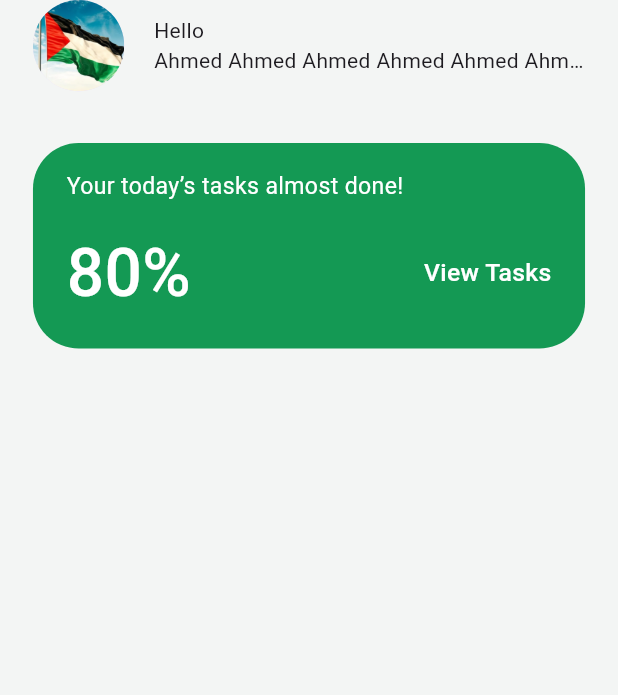
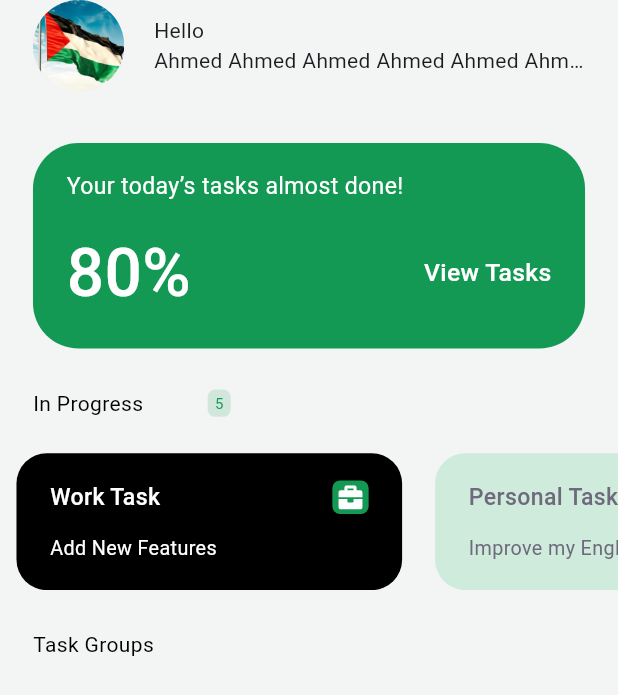
Before and after one commit to ahmedsalem2002m/mobile_NTI_training_tasks, a Flutter app: the screen it shows after launch, on a phone screen of 412 x 824 dp. Shown: the top 695 px of the screen. Run offline on Flutter 3.47's test engine with Material 3 defaults, Android fonts, the phone set to English and light mode, and no system bars; our stand-ins replace flutter_screenutil, flutter_svg.

Commit message:
add category container

```diff
--- a/weak_4/nti_todo_app/lib/core/utils/app_assets.dart
+++ b/weak_4/nti_todo_app/lib/core/utils/app_assets.dart
@@ -10,4 +10,8 @@ abstract class AppAssets
   static const String letStart = '${_imagePath}let_start.png';
   static const String unlockIcon = '${_iconPath}Unlock - Iconly Pro.svg';
   static const String flag = '${_imagePath}flag.png';
+
+  static const String work = '${_iconPath}work.svg';
+  static const String home = '${_iconPath}home.svg';
+  static const String personal = '${_iconPath}personal.svg';
 }
--- a/weak_4/nti_todo_app/lib/core/utils/app_colors.dart
+++ b/weak_4/nti_todo_app/lib/core/utils/app_colors.dart
@@ -6,6 +6,10 @@ abstract class AppColors
   static const Color grey = Color(0xff6E6A7C);
   static const Color lightGrey = Color(0xffCDCDCD);
   static const Color background = Color(0xffF3F5F4);
+  static const Color greenGrey = Color(0xffD2E7DC);
+  static const Color categoryColorIcon = Color(0xffFF0084);
+  static const Color categoryColor_1 = Color(0xffCEEBDC);
+  static const Color categoryColor_2 = Color(0xffFFE4F2);
   static const Color black = Colors.black;
   static const Color white = Colors.white;
 
--- a/weak_4/nti_todo_app/lib/core/utils/app_paddings.dart
+++ b/weak_4/nti_todo_app/lib/core/utils/app_paddings.dart
@@ -3,4 +3,5 @@ import 'package:flutter_screenutil/flutter_screenutil.dart';
 
 abstract class AppPaddings{
   static var defaultHomePadding = EdgeInsets.symmetric(horizontal: 20.0.w);
+  static var defaultSecondHomePadding = EdgeInsets.symmetric(horizontal:  10.0.w);
 }
--- /dev/null
+++ b/weak_4/nti_todo_app/lib/features/home/data/category_model.dart
@@ -0,0 +1,19 @@
+import 'dart:ui';
+
+class CategoryModel {
+  String categoryIconPath;
+  Color colorCategory;
+  String title;
+  String description;
+  Color iconColor;
+  Color textColor;
+
+  CategoryModel({
+    required this.categoryIconPath,
+    required this.colorCategory,
+    required this.title,
+    required this.description,
+    required this.iconColor,
+    required this.textColor,
+  });
+}
--- a/weak_4/nti_todo_app/lib/features/home/view/home_view.dart
+++ b/weak_4/nti_todo_app/lib/features/home/view/home_view.dart
@@ -1,28 +1,51 @@
 import 'package:flutter/material.dart';
 import 'package:flutter_screenutil/flutter_screenutil.dart';
+import 'package:nti_todo_app/core/utils/app_assets.dart';
+import 'package:nti_todo_app/core/utils/app_colors.dart';
+import 'package:nti_todo_app/features/home/data/category_model.dart';
+import 'package:nti_todo_app/features/home/view/widgets/custom_row.dart';
+import 'package:nti_todo_app/features/home/view/widgets/category_task_container.dart';
+import 'package:nti_todo_app/features/home/view/widgets/list_category_task.dart';
 import '../../../core/utils/app_paddings.dart';
 import 'widgets/default_app_bar.dart';
 import 'widgets/progress_container.dart';
 
 class HomeView extends StatelessWidget {
-  const HomeView({super.key});
+  HomeView({super.key});
+
+
 
   @override
   Widget build(BuildContext context) {
     return Scaffold(
       body: SafeArea(
         child: Column(
-          children:
-          [
+          crossAxisAlignment: CrossAxisAlignment.start,
+          children: [
             Padding(
               padding: AppPaddings.defaultHomePadding,
               child: Column(
-                children:
-                [
+                crossAxisAlignment: CrossAxisAlignment.start,
+                children: [
                   DefaultAppBar(),
-                  SizedBox(height: 34.h,),
-                  ProgressContainer()
+                  SizedBox(height: 34.h),
+                  ProgressContainer(),
+                  SizedBox(height: 26.h),
+                  CustomRow(text: "In Progress"),
+                  SizedBox(height: 23.h),
+                ],
+              ),
+            ),
+            ListCategoryTask(),
+            Padding(
+              padding: AppPaddings.defaultHomePadding,
+              child: Column(
 
+                crossAxisAlignment: CrossAxisAlignment.start,
+                children: [
+                  SizedBox(height: 26.h),
+                  CustomRow(text: "Task Groups",show: false,),
+                  SizedBox(height: 23.h),
                 ],
               ),
             ),
--- /dev/null
+++ b/weak_4/nti_todo_app/lib/features/home/view/widgets/category_task_container.dart
@@ -0,0 +1,67 @@
+import 'package:flutter/material.dart';
+import 'package:flutter_screenutil/flutter_screenutil.dart';
+import 'package:flutter_svg/flutter_svg.dart';
+import 'package:nti_todo_app/core/utils/app_paddings.dart';
+import 'package:nti_todo_app/features/home/data/category_model.dart';
+
+
+class CategoryTaskContainer extends StatelessWidget {
+  CategoryTaskContainer({required this.categoryModel});
+
+  CategoryModel categoryModel;
+
+  @override
+  Widget build(BuildContext context) {
+    return Padding(
+      padding: AppPaddings.defaultSecondHomePadding,
+      child: Container(
+        width: 234.w,
+        height: 100.h,
+        decoration: BoxDecoration(
+          color: categoryModel.colorCategory,
+          borderRadius: BorderRadius.circular(20.r),
+        ),
+        padding: REdgeInsets.symmetric(horizontal: 22, vertical: 18),
+        child: Column(
+          crossAxisAlignment: CrossAxisAlignment.start,
+          mainAxisAlignment: MainAxisAlignment.spaceBetween,
+          children: [
+            Row(
+              mainAxisAlignment: MainAxisAlignment.spaceBetween,
+              children: [
+                Text(
+                  categoryModel.title,
+                  style: TextStyle(
+                    color: categoryModel.textColor,
+                    fontSize: 14.sp,
+                    fontWeight: FontWeight.w500,
+                  ),
+                ),
+                Container(
+                  padding: EdgeInsets.all(3.h),
+                  width: 22.w,
+                  height: 22.h,
+                  decoration: BoxDecoration(
+                    color: categoryModel.iconColor,
+                    borderRadius: BorderRadius.circular(5.r)
+                  ),
+                  child: SvgPicture.asset(categoryModel.categoryIconPath),
+                ),
+              ],
+            ),
+            Text(
+              maxLines: 1,
+              overflow: TextOverflow.ellipsis,
+              categoryModel.description,
+              style: TextStyle(
+                color: categoryModel.textColor,
+                fontSize: 12.sp,
+                fontWeight: FontWeight.w400,
+              ),
+            ),
+          ],
+        ),
+      ),
+    );
+  }
+}
--- /dev/null
+++ b/weak_4/nti_todo_app/lib/features/home/view/widgets/custom_row.dart
@@ -0,0 +1,45 @@
+import 'package:flutter/material.dart';
+import 'package:flutter_screenutil/flutter_screenutil.dart';
+import 'package:nti_todo_app/core/utils/app_colors.dart';
+
+class CustomRow extends StatelessWidget {
+  CustomRow({required this.text,this.show=true});
+  String text;
+  bool show;
+
+  @override
+  Widget build(BuildContext context) {
+    return Container(
+      width: 120.w,
+      child: Row(
+        mainAxisAlignment: MainAxisAlignment.spaceBetween,
+        children: [
+          Text(
+            text,
+            style: TextStyle(
+              color: AppColors.black,
+              fontSize: 14,
+              fontWeight: FontWeight.w400
+            ),
+          ),
+         show ? Container(
+            alignment: Alignment.center,
+            width: 14.w,
+            height: 18.h,
+            decoration: BoxDecoration(
+              color: AppColors.greenGrey,
+              borderRadius: BorderRadius.circular(5)
+            ),
+            child: Text(
+              "5",
+              style: TextStyle(
+                fontSize: 10,
+                color: AppColors.primary
+              ),
+            ),
+          ):SizedBox()
+        ],
+      ),
+    );
+  }
+}
--- /dev/null
+++ b/weak_4/nti_todo_app/lib/features/home/view/widgets/list_category_task.dart
@@ -0,0 +1,51 @@
+import 'package:flutter/material.dart';
+import 'package:flutter_screenutil/flutter_screenutil.dart';
+
+import '../../../../core/utils/app_assets.dart';
+import '../../../../core/utils/app_colors.dart';
+import '../../data/category_model.dart';
+import 'category_task_container.dart';
+
+class ListCategoryTask extends StatelessWidget {
+   ListCategoryTask({super.key});
+  List<CategoryModel> category = [
+    CategoryModel(
+      categoryIconPath: AppAssets.work,
+      colorCategory: AppColors.black,
+      title: "Work Task",
+      description: "Add New Features",
+      iconColor: AppColors.primary,
+      textColor: AppColors.white,
+    ),
+    CategoryModel(
+      categoryIconPath: AppAssets.personal,
+      colorCategory: AppColors.categoryColor_1,
+      title: "Personal Task",
+      description: "Improve my English skills by trying to speek",
+      iconColor: AppColors.primary,
+      textColor: AppColors.grey,
+    ),
+
+    CategoryModel(
+      categoryIconPath: AppAssets.home,
+      colorCategory: AppColors.categoryColor_2,
+      title: "Home Task",
+      description: "Add new feature for Do It app and commit it",
+      iconColor: AppColors.categoryColorIcon,
+      textColor: AppColors.grey,
+    ),
+  ];
+
+  @override
+  Widget build(BuildContext context) {
+    return SizedBox(
+      height: 90.h,
+      child: ListView.builder(
+        scrollDirection: Axis.horizontal,
+        itemCount: category.length,
+        itemBuilder: (context, index) =>
+            CategoryTaskContainer(categoryModel: category[index]),
+      ),
+    );
+  }
+}
```
Also changed, not shown: weak_4/nti_todo_app/assets/icons/home.svg (added), weak_4/nti_todo_app/assets/icons/personal.svg (added), weak_4/nti_todo_app/assets/icons/work.svg (added).
